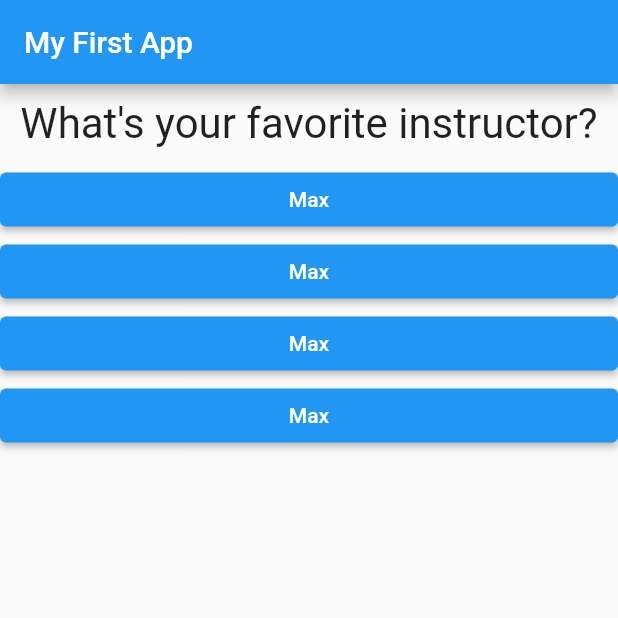
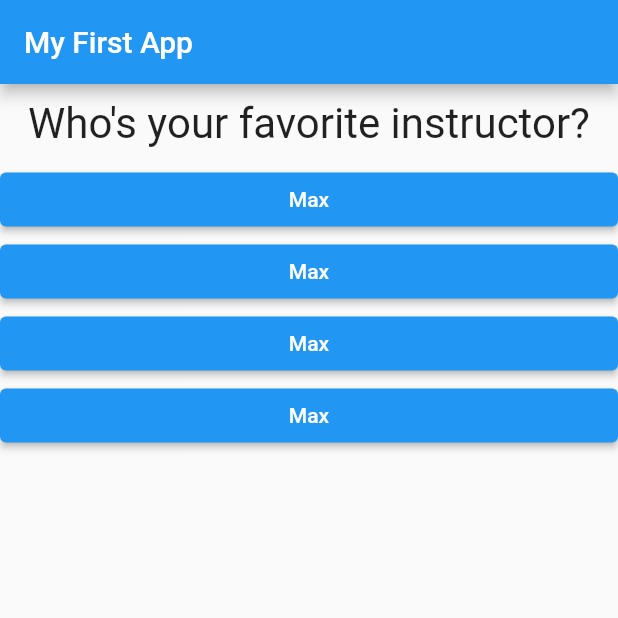
Before and after one commit to Checkmate2412/Quiz_Application, a Flutter app: the screen it shows after launch, after a tap on "Black", after a tap on "Snake", on a phone screen of 412 x 824 dp, the top half of it. Run offline on Flutter 3.47's test engine with Material 2 defaults, Android fonts, the phone set to English and light mode, and no system bars.

```diff
--- a/lib/main.dart
+++ b/lib/main.dart
@@ -21,22 +21,41 @@ class _MyAppState extends State<MyApp> {
   final _questions = const [
     {
       'questionText': 'What\'s your favorite color?',
-      'answers': ['Black', 'Red', 'Green', 'White'],
+      'answers': [
+        {'text': 'Black', 'score': 10},
+        {'text': 'Red', 'score': 5},
+        {'text': 'Green', 'score': 3},
+        {'text': 'White', 'score': 1},
+      ],
     },
     {
       'questionText': 'What\'s your favorite animal?',
-      'answers': ['Rabbit', 'Snake', 'Elephant', 'Lion'],
+      'answers': [
+        {'text': 'Rabbit', 'score': 3},
+        {'text': 'Snake', 'score': 11},
+        {'text': 'Elephant', 'score': 5},
+        {'text': 'Lion', 'score': 9},
+      ],
     },
     {
-      'questionText': 'What\'s your favorite instructor?',
-      'answers': ['Max', 'Max', 'Max', 'Max'],
+      'questionText': 'Who\'s your favorite instructor?',
+      'answers': [
+        {'text': 'Max', 'score': 1},
+        {'text': 'Max', 'score': 1},
+        {'text': 'Max', 'score': 1},
+        {'text': 'Max', 'score': 1},
+      ],
     },
   ];
   var _questionIndex = 0;
+  var _totalScore = 0;
 
-  void _answerQuestion() {
+  void _answerQuestion(int score) {
     // var aBool = true;
     // aBool = false;
+
+    _totalScore += score;
+
     setState(() {
       _questionIndex++;
     });
--- a/lib/quiz.dart
+++ b/lib/quiz.dart
@@ -5,7 +5,7 @@ import 'question.dart';
 
 class Quiz extends StatelessWidget {
   final List<Map<String, Object>> questions;
-  final VoidCallback answerQuestion;
+  final Function answerQuestion;
   final int questionIndex;
 
   Quiz({
@@ -21,9 +21,11 @@ class Quiz extends StatelessWidget {
         Question(
           questions[questionIndex]['questionText'] as String,
         ),
-        ...(questions[questionIndex]['answers'] as List<String>).map(
+        ...(questions[questionIndex]['answers'] as List<Map<String, Object>>)
+            .map(
           (answer) {
-            return Answer(answerQuestion, answer);
+            return Answer(() => answerQuestion(answer['score']),
+                answer['text'] as String);
           },
         ).toList(),
       ],
```
